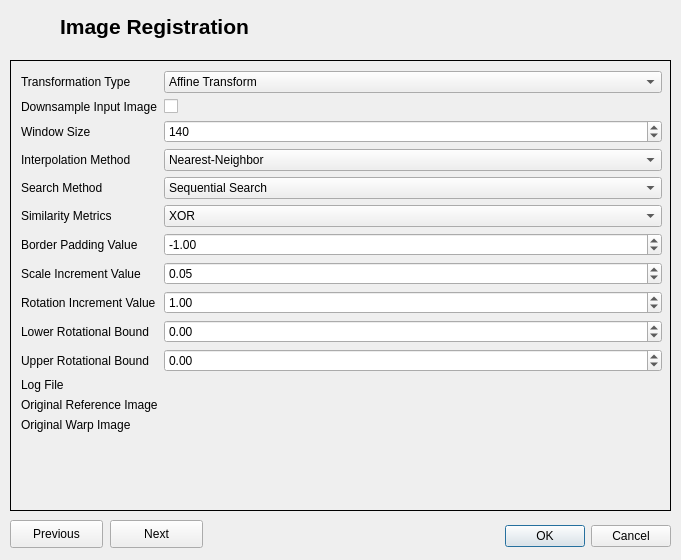
The window that image_registration/image_registration_dialog_base.ui (AUGSignals/qgis-plugins) describes before a commit, drawn with Qt 5.
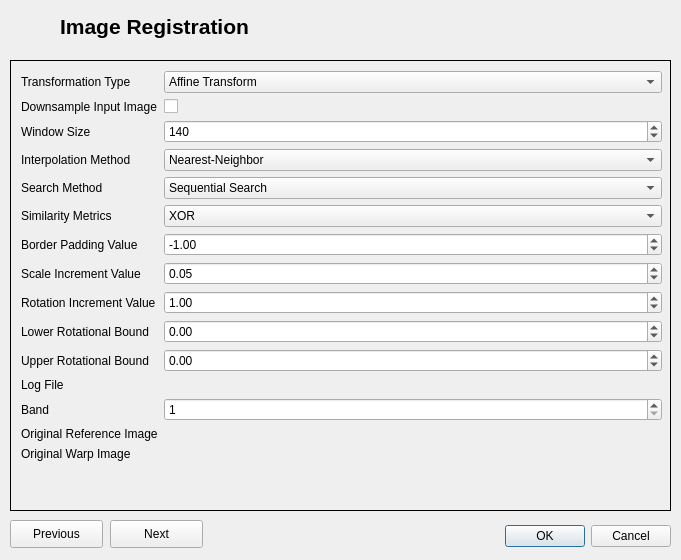
The same window after the commit. Custom widgets are drawn as their Qt base class.

Commit message: Update image registration to send arguments to exe

The edit to the form file:
```diff
--- a/image_registration/image_registration_dialog_base.ui
+++ b/image_registration/image_registration_dialog_base.ui
@@ -339,14 +339,14 @@
         </property>
        </widget>
       </item>
-      <item row="12" column="0">
+      <item row="13" column="0">
        <widget class="QLabel" name="originalReferenceImageLabel">
         <property name="text">
          <string>Original Reference Image</string>
         </property>
        </widget>
       </item>
-      <item row="12" column="1">
+      <item row="13" column="1">
        <widget class="QgsFileWidget" name="originalReferenceImageQgsFileWidget">
         <property name="dialogTitle">
          <string>Select the Original Reference Image</string>
@@ -359,14 +359,14 @@
         </property>
        </widget>
       </item>
-      <item row="13" column="0">
+      <item row="14" column="0">
        <widget class="QLabel" name="originalWarpImageLabel">
         <property name="text">
          <string>Original Warp Image</string>
         </property>
        </widget>
       </item>
-      <item row="13" column="1">
+      <item row="14" column="1">
        <widget class="QgsFileWidget" name="originalWarpImageQgsFileWidget">
         <property name="dialogTitle">
          <string>Select the Original Warp Image</string>
@@ -379,6 +379,20 @@
         </property>
        </widget>
       </item>
+      <item row="12" column="0">
+       <widget class="QLabel" name="bandLabel">
+        <property name="text">
+         <string>Band</string>
+        </property>
+       </widget>
+      </item>
+      <item row="12" column="1">
+       <widget class="QSpinBox" name="bandSpinBox">
+        <property name="minimum">
+         <number>1</number>
+        </property>
+       </widget>
+      </item>
      </layout>
     </widget>
    </widget>
```
The commit also changes 1 other file.
